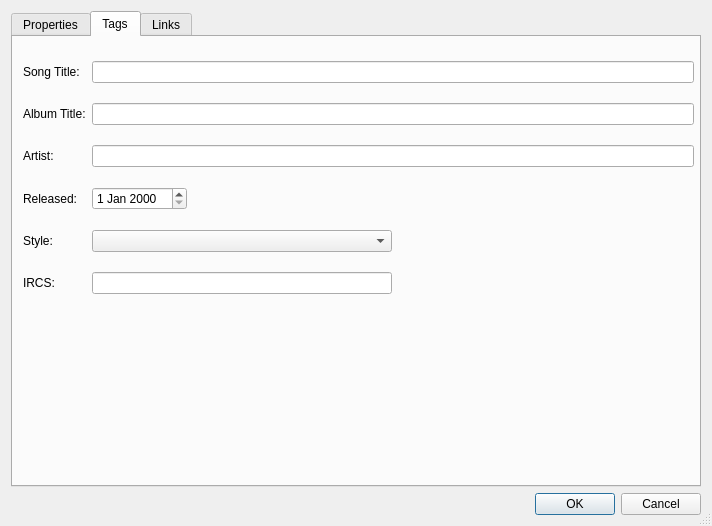
Above: src/gui/dialogs/song_metadata.ui from LMMS/lmms before the change. Below: the same form after it.
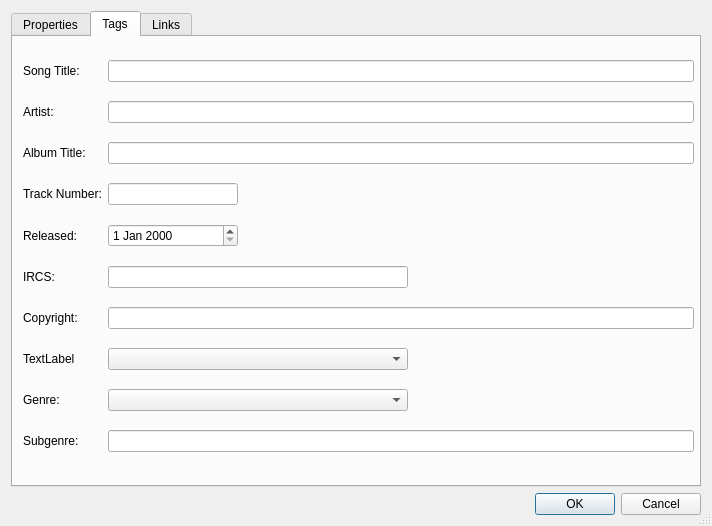
That is the form after the change. The open tabs and pages were chosen to show the change.

Patch:
```diff
--- a/src/gui/dialogs/song_metadata.ui
+++ b/src/gui/dialogs/song_metadata.ui
@@ -95,11 +95,24 @@
            <x>10</x>
            <y>10</y>
            <width>671</width>
-           <height>261</height>
+           <height>419</height>
           </rect>
          </property>
-         <layout class="QGridLayout" name="gridLayout_3" rowstretch="0,0,0,0,0,0" columnstretch="0,1">
-          <item row="1" column="1">
+         <layout class="QGridLayout" name="gridLayout_3" rowstretch="0,0,0,0,0,0,0,0,0,0" columnstretch="0,0">
+          <item row="9" column="1">
+           <widget class="QLineEdit" name="lineEdit"/>
+          </item>
+          <item row="6" column="1">
+           <widget class="QLineEdit" name="lineEdit_2"/>
+          </item>
+          <item row="1" column="0">
+           <widget class="QLabel" name="label_Artist">
+            <property name="text">
+             <string>Artist:</string>
+            </property>
+           </widget>
+          </item>
+          <item row="2" column="1">
            <widget class="QLineEdit" name="value_AlbumTitle"/>
           </item>
           <item row="0" column="0">
@@ -109,24 +122,30 @@
             </property>
            </widget>
           </item>
-          <item row="3" column="0">
+          <item row="4" column="0">
            <widget class="QLabel" name="label_ReleaseDate">
             <property name="text">
              <string>Released:</string>
             </property>
            </widget>
           </item>
-          <item row="2" column="0">
-           <widget class="QLabel" name="label_Artist">
-            <property name="text">
-             <string>Artist:</string>
+          <item row="8" column="1">
+           <widget class="QComboBox" name="value_Genre">
+            <property name="sizePolicy">
+             <sizepolicy hsizetype="Preferred" vsizetype="Fixed">
+              <horstretch>0</horstretch>
+              <verstretch>0</verstretch>
+             </sizepolicy>
+            </property>
+            <property name="maximumSize">
+             <size>
+              <width>300</width>
+              <height>16777215</height>
+             </size>
             </property>
            </widget>
           </item>
-          <item row="2" column="1">
-           <widget class="QLineEdit" name="value_Artist"/>
-          </item>
-          <item row="3" column="1">
+          <item row="4" column="1">
            <widget class="QDateEdit" name="value_ReleaseDate">
             <property name="sizePolicy">
              <sizepolicy hsizetype="Maximum" vsizetype="Fixed">
@@ -134,51 +153,25 @@
               <verstretch>0</verstretch>
              </sizepolicy>
             </property>
-           </widget>
-          </item>
-          <item row="4" column="0">
-           <widget class="QLabel" name="label_Style">
-            <property name="text">
-             <string>Style:</string>
-            </property>
-           </widget>
-          </item>
-          <item row="4" column="1">
-           <widget class="QComboBox" name="value_Style">
-            <property name="sizePolicy">
-             <sizepolicy hsizetype="Preferred" vsizetype="Fixed">
-              <horstretch>0</horstretch>
-              <verstretch>0</verstretch>
-             </sizepolicy>
-            </property>
             <property name="maximumSize">
              <size>
-              <width>300</width>
+              <width>130</width>
               <height>16777215</height>
              </size>
             </property>
            </widget>
           </item>
+          <item row="8" column="0">
+           <widget class="QLabel" name="label_Genre">
+            <property name="text">
+             <string>Genre:</string>
+            </property>
+           </widget>
+          </item>
           <item row="0" column="1">
            <widget class="QLineEdit" name="value_SongTitle"/>
           </item>
-          <item row="5" column="1">
-           <widget class="QLineEdit" name="value_IRCS">
-            <property name="sizePolicy">
-             <sizepolicy hsizetype="Preferred" vsizetype="Fixed">
-              <horstretch>0</horstretch>
-              <verstretch>0</verstretch>
-             </sizepolicy>
-            </property>
-            <property name="maximumSize">
-             <size>
-              <width>300</width>
-              <height>16777215</height>
-             </size>
-            </property>
-           </widget>
-          </item>
-          <item row="1" column="0">
+          <item row="2" column="0">
            <widget class="QLabel" name="label_AlbumTitle">
             <property name="text">
              <string>Album Title:</string>
@@ -192,6 +185,79 @@
             </property>
            </widget>
           </item>
+          <item row="9" column="0">
+           <widget class="QLabel" name="label_Subgenre">
+            <property name="text">
+             <string>Subgenre:</string>
+            </property>
+           </widget>
+          </item>
+          <item row="6" column="0">
+           <widget class="QLabel" name="label_Copyright">
+            <property name="text">
+             <string>Copyright:</string>
+            </property>
+           </widget>
+          </item>
+          <item row="5" column="1">
+           <widget class="QLineEdit" name="value_IRCS">
+            <property name="sizePolicy">
+             <sizepolicy hsizetype="Preferred" vsizetype="Fixed">
+              <horstretch>0</horstretch>
+              <verstretch>0</verstretch>
+             </sizepolicy>
+            </property>
+            <property name="maximumSize">
+             <size>
+              <width>300</width>
+              <height>16777215</height>
+             </size>
+            </property>
+           </widget>
+          </item>
+          <item row="1" column="1">
+           <widget class="QLineEdit" name="value_Artist"/>
+          </item>
+          <item row="3" column="0">
+           <widget class="QLabel" name="label_TrackNumber">
+            <property name="text">
+             <string>Track Number:</string>
+            </property>
+           </widget>
+          </item>
+          <item row="3" column="1">
+           <widget class="QLineEdit" name="value_TrackNumber">
+            <property name="sizePolicy">
+             <sizepolicy hsizetype="Preferred" vsizetype="Fixed">
+              <horstretch>0</horstretch>
+              <verstretch>0</verstretch>
+             </sizepolicy>
+            </property>
+            <property name="maximumSize">
+             <size>
+              <width>130</width>
+              <height>16777215</height>
+             </size>
+            </property>
+           </widget>
+          </item>
+          <item row="7" column="0">
+           <widget class="QLabel" name="label_License">
+            <property name="text">
+             <string>TextLabel</string>
+            </property>
+           </widget>
+          </item>
+          <item row="7" column="1">
+           <widget class="QComboBox" name="value_License">
+            <property name="maximumSize">
+             <size>
+              <width>300</width>
+              <height>16777215</height>
+             </size>
+            </property>
+           </widget>
+          </item>
          </layout>
         </widget>
        </widget>
```
Left out of the diff: 22 changed lines with no effect on the pictures.
